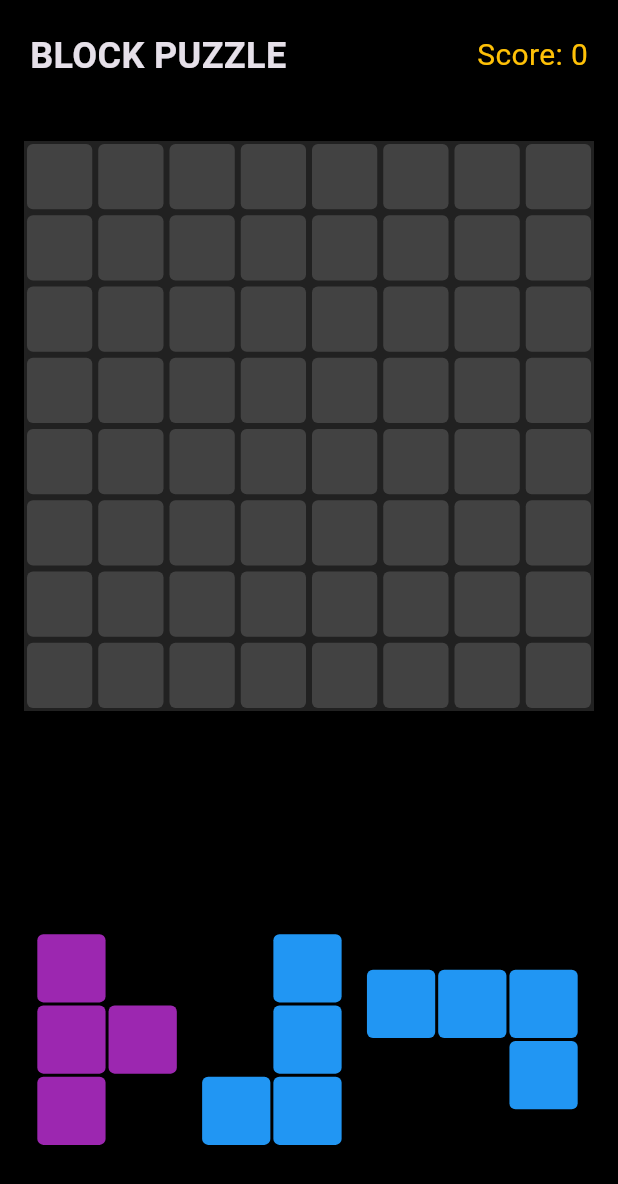
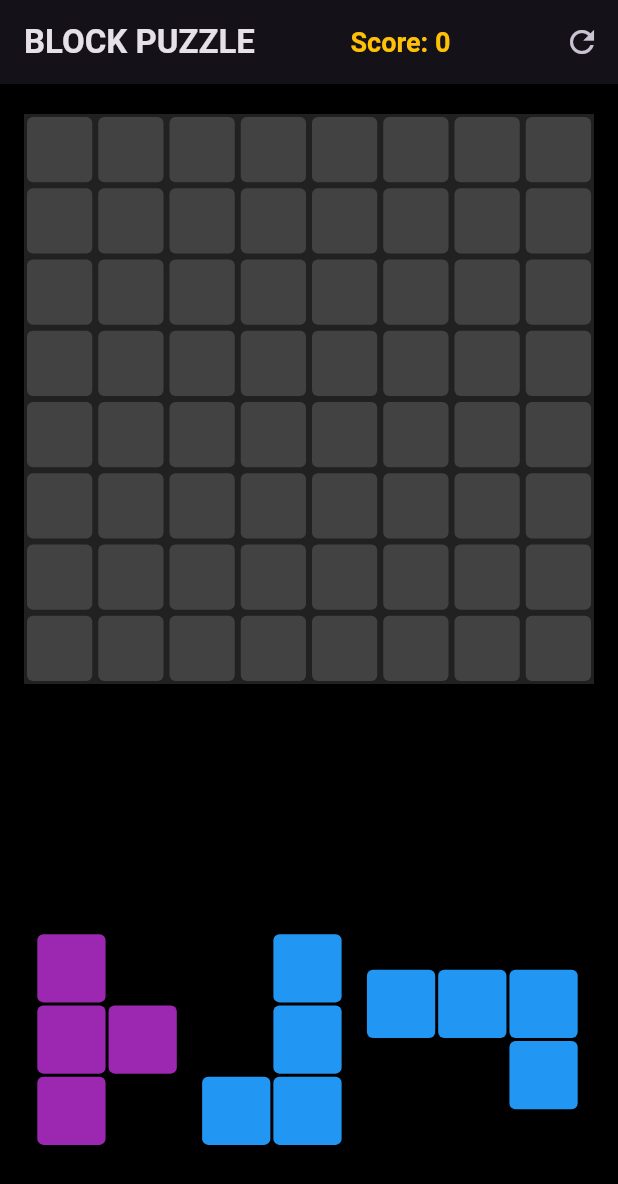
Before and after one commit to egvimo/games, a Flutter app: the screen it shows after launch, on a phone screen of 412 x 824 dp. Shown: the top 1184 px of the screen. Run offline on Flutter 3.47's test engine with Material 3 defaults, Android fonts, the phone set to English and light mode, and no system bars; our stand-ins replace equatable.

Commit message:
feat: add app bar

```diff
--- a/lib/main.dart
+++ b/lib/main.dart
@@ -44,40 +44,65 @@ class GameScreen extends StatelessWidget {
     double gridCellSize = (screenWidth - 32) / 8;
 
     return Scaffold(
+      appBar: AppBar(
+        automaticallyImplyLeading: false,
+        titleSpacing: 0,
+        title: Row(
+          children: [
+            const Padding(
+              padding: EdgeInsets.only(left: 16),
+              child: Text(
+                'BLOCK PUZZLE',
+                style: TextStyle(fontWeight: FontWeight.bold),
+              ),
+            ),
+            const Spacer(),
+            Text(
+              'Score: ${game.score}',
+              style: const TextStyle(
+                fontSize: 18,
+                fontWeight: FontWeight.bold,
+                color: Colors.amber,
+              ),
+            ),
+            const Spacer(),
+          ],
+        ),
+        actions: [
+          IconButton(
+            icon: const Icon(Icons.refresh),
+            tooltip: 'Restart Game',
+            onPressed: game.restartGame,
+          ),
+        ],
+      ),
       body: Center(
         child: SizedBox(
           width: contentWidth,
           child: Column(
             mainAxisAlignment: MainAxisAlignment.center,
             children: [
-              // Header / Score
-              Padding(
-                padding: const EdgeInsets.all(20.0),
-                child: Row(
-                  mainAxisAlignment: MainAxisAlignment.spaceBetween,
-                  children: [
-                    const Text("BLOCK PUZZLE",
-                        style: TextStyle(
-                            fontSize: 24, fontWeight: FontWeight.bold)),
-                    Text("Score: ${game.score}",
-                        style:
-                            const TextStyle(fontSize: 20, color: Colors.amber)),
-                  ],
-                ),
-              ),
-
               if (game.isGameOver)
                 Container(
-                  padding: const EdgeInsets.all(20),
-                  color: Colors.red.withValues(alpha: 0.8),
+                  margin: const EdgeInsets.symmetric(vertical: 20),
+                  padding: const EdgeInsets.all(24),
+                  decoration: BoxDecoration(
+                    color: Colors.red.withValues(alpha: 0.85),
+                    borderRadius: BorderRadius.circular(12),
+                  ),
                   child: Column(
                     children: [
-                      const Text("GAME OVER",
-                          style: TextStyle(
-                              fontSize: 30, fontWeight: FontWeight.bold)),
-                      ElevatedButton(
-                          onPressed: game.restartGame,
-                          child: const Text("Restart"))
+                      const Text(
+                        "GAME OVER",
+                        style: TextStyle(
+                            fontSize: 30, fontWeight: FontWeight.bold),
+                      ),
+                      const SizedBox(height: 16),
+                      ElevatedButton.icon(
+                        onPressed: game.restartGame,
+                        icon: const Icon(Icons.refresh),
+                        label: const Text("Restart"),
+                      ),
                     ],
                   ),
                 ),
```
